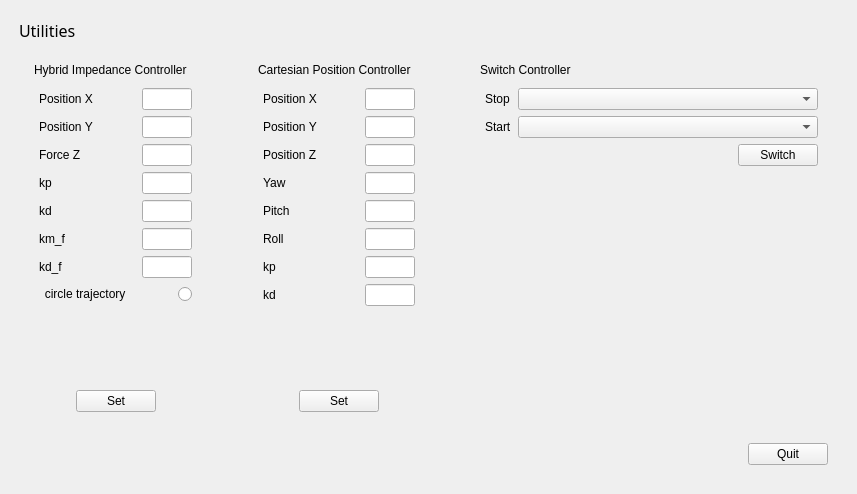
The window that ui/main_window.ui (xEnVrE/controller_switcher) describes before a commit, drawn with Qt 5.
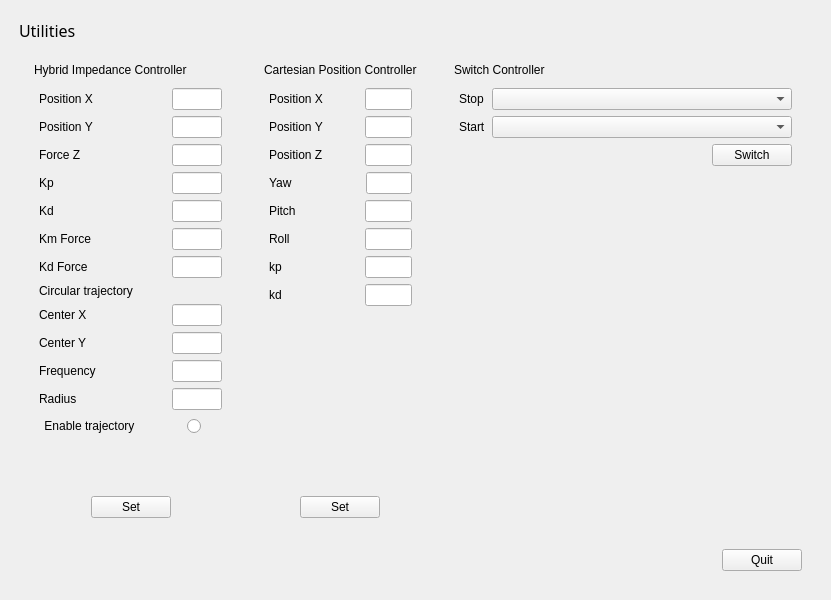
The same window after the commit. Icons and pictures are not drawn.

Commit message: Add circular trajectory parameters to the ui and the logic

The edit to the form file:
```diff
--- a/ui/main_window.ui
+++ b/ui/main_window.ui
@@ -6,10 +6,16 @@
    <rect>
     <x>0</x>
     <y>0</y>
-    <width>857</width>
-    <height>494</height>
+    <width>831</width>
+    <height>600</height>
    </rect>
   </property>
+  <property name="maximumSize">
+   <size>
+    <width>857</width>
+    <height>600</height>
+   </size>
+  </property>
   <property name="windowTitle">
    <string>QRosApp</string>
   </property>
@@ -223,7 +229,7 @@
               <item>
                <widget class="QLabel" name="label_15">
                 <property name="text">
-                 <string>kp            </string>
+                 <string>Kp            </string>
                 </property>
                </widget>
               </item>
@@ -260,7 +266,7 @@
               <item>
                <widget class="QLabel" name="label_19">
                 <property name="text">
-                 <string>kd            </string>
+                 <string>Kd            </string>
                 </property>
                </widget>
               </item>
@@ -297,7 +303,7 @@
               <item>
                <widget class="QLabel" name="label_20">
                 <property name="text">
-                 <string>km_f         </string>
+                 <string>Km Force  </string>
                 </property>
                </widget>
               </item>
@@ -330,16 +336,16 @@
              </layout>
             </item>
             <item>
-             <layout class="QHBoxLayout" name="horizontalLayout_22">
+             <layout class="QHBoxLayout" name="horizontalLayout_36">
               <item>
-               <widget class="QLabel" name="label_21">
+               <widget class="QLabel" name="label_35">
                 <property name="text">
-                 <string>kd_f          </string>
+                 <string>Kd Force   </string>
                 </property>
                </widget>
               </item>
               <item>
-               <spacer name="horizontalSpacer_23">
+               <spacer name="horizontalSpacer_37">
                 <property name="orientation">
                  <enum>Qt::Horizontal</enum>
                 </property>
@@ -367,15 +373,187 @@
              </layout>
             </item>
             <item>
-             <widget class="QRadioButton" name="radioButton_circle_trj">
-              <property name="layoutDirection">
-               <enum>Qt::RightToLeft</enum>
-              </property>
+             <widget class="QLabel" name="label_33">
               <property name="text">
-               <string>circle trajectory              </string>
+               <string>Circular trajectory</string>
               </property>
              </widget>
             </item>
+            <item>
+             <layout class="QHBoxLayout" name="horizontalLayout_32">
+              <item>
+               <widget class="QLabel" name="label_31">
+                <property name="text">
+                 <string>Center X    </string>
+                </property>
+               </widget>
+              </item>
+              <item>
+               <spacer name="horizontalSpacer_33">
+                <property name="orientation">
+                 <enum>Qt::Horizontal</enum>
+                </property>
+                <property name="sizeHint" stdset="0">
+                 <size>
+                  <width>40</width>
+                  <height>20</height>
+                 </size>
+                </property>
+               </spacer>
+              </item>
+              <item>
+               <widget class="QLineEdit" name="textCenterX_hybrid">
+                <property name="enabled">
+                 <bool>true</bool>
+                </property>
+                <property name="maximumSize">
+                 <size>
+                  <width>50</width>
+                  <height>30</height>
+                 </size>
+                </property>
+               </widget>
+              </item>
+             </layout>
+            </item>
+            <item>
+             <layout class="QHBoxLayout" name="horizontalLayout_33">
+              <item>
+               <widget class="QLabel" name="label_32">
+                <property name="text">
+                 <string>Center Y    </string>
+                </property>
+               </widget>
+              </item>
+              <item>
+               <spacer name="horizontalSpacer_34">
+                <property name="orientation">
+                 <enum>Qt::Horizontal</enum>
+                </property>
+                <property name="sizeHint" stdset="0">
+                 <size>
+                  <width>40</width>
+                  <height>20</height>
+                 </size>
+                </property>
+               </spacer>
+              </item>
+              <item>
+               <widget class="QLineEdit" name="textCenterY_hybrid">
+                <property name="enabled">
+                 <bool>true</bool>
+                </property>
+                <property name="maximumSize">
+                 <size>
+                  <width>50</width>
+                  <height>30</height>
+                 </size>
+                </property>
+               </widget>
+              </item>
+             </layout>
+            </item>
+            <item>
+             <layout class="QHBoxLayout" name="horizontalLayout_22">
+              <item>
+               <widget class="QLabel" name="label_21">
+                <property name="text">
+                 <string>Frequency  </string>
+                </property>
+               </widget>
+              </item>
+              <item>
+               <spacer name="horizontalSpacer_23">
+                <property name="orientation">
+                 <enum>Qt::Horizontal</enum>
+                </property>
+                <property name="sizeHint" stdset="0">
+                 <size>
+                  <width>40</width>
+                  <height>20</height>
+                 </size>
+                </property>
+               </spacer>
+              </item>
+              <item>
+               <widget class="QLineEdit" name="textFrequency_hybrid">
+                <property name="enabled">
+                 <bool>true</bool>
+                </property>
+                <property name="maximumSize">
+                 <size>
+                  <width>50</width>
+                  <height>30</height>
+                 </size>
+                </property>
+               </widget>
+              </item>
+             </layout>
+            </item>
+            <item>
+             <layout class="QHBoxLayout" name="horizontalLayout_23">
+              <item>
+               <widget class="QLabel" name="label_22">
+                <property name="text">
+                 <string>Radius        </string>
+                </property>
+               </widget>
+              </item>
+              <item>
+               <spacer name="horizontalSpacer_24">
+                <property name="orientation">
+                 <enum>Qt::Horizontal</enum>
+                </property>
+                <property name="sizeHint" stdset="0">
+                 <size>
+                  <width>40</width>
+                  <height>20</height>
+                 </size>
+                </property>
+               </spacer>
+              </item>
+              <item>
+               <widget class="QLineEdit" name="textRadius_hybrid">
+                <property name="enabled">
+                 <bool>true</bool>
+                </property>
+                <property name="maximumSize">
+                 <size>
+                  <width>50</width>
+                  <height>30</height>
+                 </size>
+                </property>
+               </widget>
+              </item>
+             </layout>
+            </item>
+            <item>
+             <layout class="QHBoxLayout" name="horizontalLayout_35">
+              <item>
+               <widget class="QRadioButton" name="radioButton_circle_trj">
+                <property name="layoutDirection">
+                 <enum>Qt::RightToLeft</enum>
+                </property>
+                <property name="text">
+                 <string>Enable trajectory              </string>
+                </property>
+               </widget>
+              </item>
+              <item>
+               <spacer name="horizontalSpacer_36">
+                <property name="orientation">
+                 <enum>Qt::Horizontal</enum>
+                </property>
+                <property name="sizeHint" stdset="0">
+                 <size>
+                  <width>40</width>
+                  <height>20</height>
+                 </size>
+                </property>
+               </spacer>
+              </item>
+             </layout>
+            </item>
            </layout>
           </item>
           <item>
```
Left out of the diff: 2 changed lines with no effect on the pictures. The commit also changes 3 other files.
